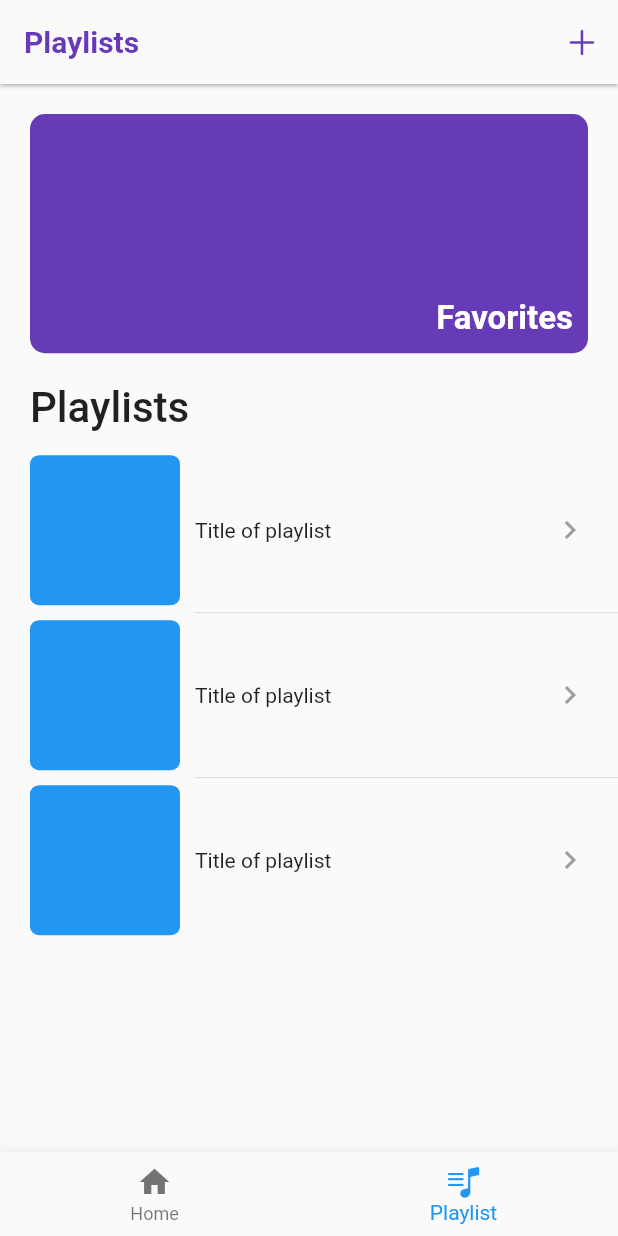
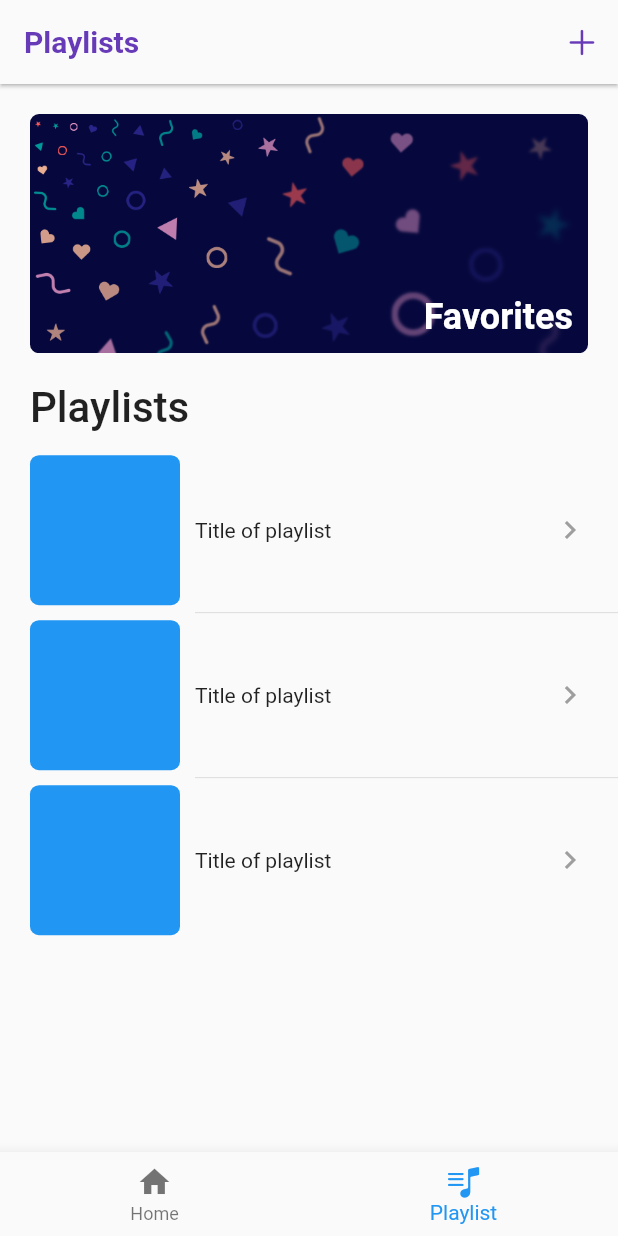
Before and after one commit to kingdennis-crypto/MusicBox, a Flutter app: the screen it shows after launch, item 2 of the bottom bar chosen, on a phone screen of 412 x 824 dp. Run offline on Flutter 3.47's test engine with Material 2 defaults, Android fonts, the phone set to English and light mode, and no system bars; our stand-ins replace flutter_svg, get, sliding_up_panel; network calls fail.

```diff
--- a/lib/playlist.dart
+++ b/lib/playlist.dart
@@ -1,6 +1,8 @@
 import 'package:flutter/cupertino.dart';
 import 'package:flutter/material.dart';
+import 'package:flutter_svg/svg.dart';
 import 'package:get/get.dart';
+import 'package:musicbox/components/add_playlist.dart';
 import 'package:musicbox/components/playlist_card.dart';
 import 'package:musicbox/favorite.dart';
 import 'package:musicbox/store_controller.dart';
@@ -14,6 +16,13 @@ class PlaylistScreen extends StatefulWidget {
 
 class _PlaylistScreenState extends State<PlaylistScreen> {
   final storeController = Get.put(StoreController());
+  final String assetName = 'assets/images/bbburst.svg';
+  final Widget svg = SvgPicture.asset(
+    'assets/bbburst.svg',
+    fit: BoxFit.fitWidth,
+    alignment: Alignment.bottomRight,
+    clipBehavior: Clip.hardEdge,
+  );
 
   @override
   Widget build(BuildContext context) {
@@ -22,7 +31,15 @@ class _PlaylistScreenState extends State<PlaylistScreen> {
         title: const Text("Playlists"),
         actions: [
           IconButton(
-            onPressed: () {},
+            onPressed: () {
+              Navigator.push(
+                context,
+                MaterialPageRoute(
+                  fullscreenDialog: true,
+                  builder: (context) => const AddPlaylistScreen(),
+                ),
+              );
+            },
             icon: const Icon(CupertinoIcons.add),
           ),
         ],
@@ -42,12 +59,22 @@ class _PlaylistScreenState extends State<PlaylistScreen> {
   Widget _favoriteCard() {
     return Padding(
         padding: const EdgeInsets.all(20),
+        child: Material(
+          clipBehavior: Clip.hardEdge,
           child: AspectRatio(
             aspectRatio: 21 / 9,
             child: Material(
-          color: Colors.deepPurple,
-          borderRadius: BorderRadius.circular(10),
+              color: const Color(0xFF06083D),
+              borderRadius: BorderRadius.circular(6),
               clipBehavior: Clip.hardEdge,
+              child: Container(
+                decoration: const BoxDecoration(
+                  image: DecorationImage(
+                    image: AssetImage('assets/bbburst.png'),
+                    fit: BoxFit.cover,
+                    alignment: Alignment.topLeft,
+                  ),
+                ),
                 child: InkWell(
                   onTap: () {
                     Navigator.push(
@@ -65,8 +92,8 @@ class _PlaylistScreenState extends State<PlaylistScreen> {
                         "Favorites",
                         style: TextStyle(
                             color: Colors.white,
-                    fontSize: 22,
-                    fontWeight: FontWeight.bold,
+                            fontSize: 24,
+                            fontWeight: FontWeight.bold),
                       ),
                     ),
                   ),
@@ -74,6 +101,42 @@ class _PlaylistScreenState extends State<PlaylistScreen> {
               ),
             ),
           ),
+        )
+
+        // child: AspectRatio(
+        //   aspectRatio: 21 / 9,
+        //   child: Material(
+        //     color: Colors.deepPurple,
+        //     borderRadius: BorderRadius.circular(10),
+        //     clipBehavior: Clip.hardEdge,
+        //     child: svg,
+        //   child: InkWell(
+        //     onTap: () {
+        //       Navigator.push(
+        //         context,
+        //         MaterialPageRoute(
+        //           builder: (context) => const FavoriteScreen(),
+        //         ),
+        //       );
+        //     },
+        //     child: const Align(
+        //       alignment: Alignment.bottomRight,
+        //       child: Padding(
+        //         padding: EdgeInsets.all(10),
+        //         child: Text(
+        //           "Favorites",
+        //           style: TextStyle(
+        //             color: Colors.white,
+        //             fontSize: 22,
+        //             fontWeight: FontWeight.bold,
+        //           ),
+        //         ),
+        //       ),
+        //     ),
+        //   ),
+        // ),
+        //   ),
+        // ),
         );
   }
 
```
Also changed, not shown: assets/bbburst.png (added). Lines whose indentation alone changed are shown as unchanged.
